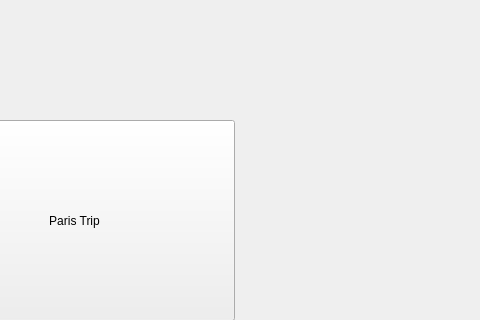
Qt form EuropeanVacation/mainwindow.ui (Sakezone/CS1D-Project) before a commit; both pictures show x 346 to 826 and y 0 to 320 of the 826 by 482 pixel window.
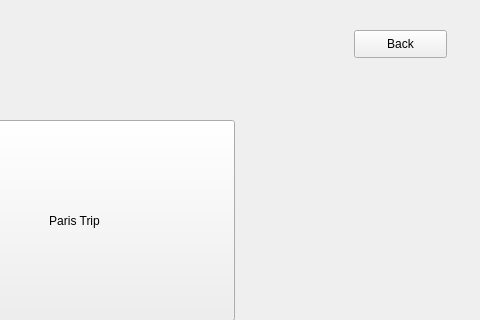
The same form after that commit. The open tabs and pages were chosen to show the change.

```diff
--- a/EuropeanVacation/mainwindow.ui
+++ b/EuropeanVacation/mainwindow.ui
@@ -277,6 +277,19 @@
        <string>Paris Trip</string>
       </property>
      </widget>
+     <widget class="QPushButton" name="planTripPageBack_pushButton">
+      <property name="geometry">
+       <rect>
+        <x>690</x>
+        <y>20</y>
+        <width>93</width>
+        <height>28</height>
+       </rect>
+      </property>
+      <property name="text">
+       <string>Back</string>
+      </property>
+     </widget>
     </widget>
     <widget class="QWidget" name="viewCitiesAndFoods_page">
      <widget class="QTableView" name="userViewCities_tableView">
```
Left out of the diff: 2 changed lines with no effect on the pictures.
